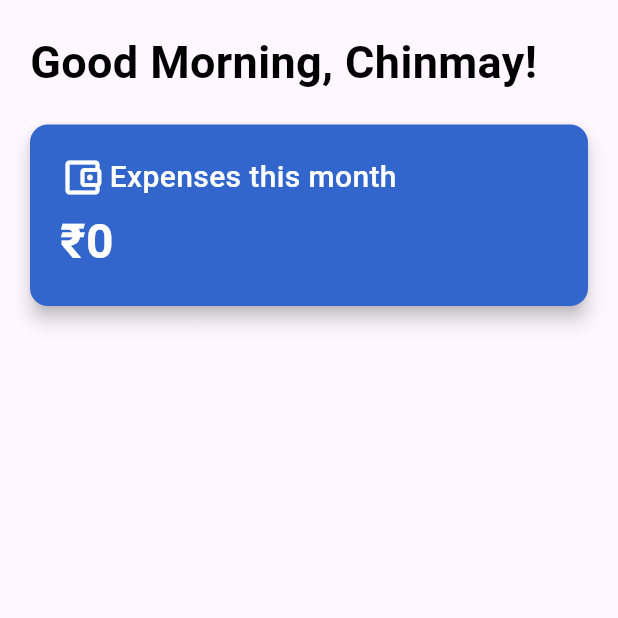
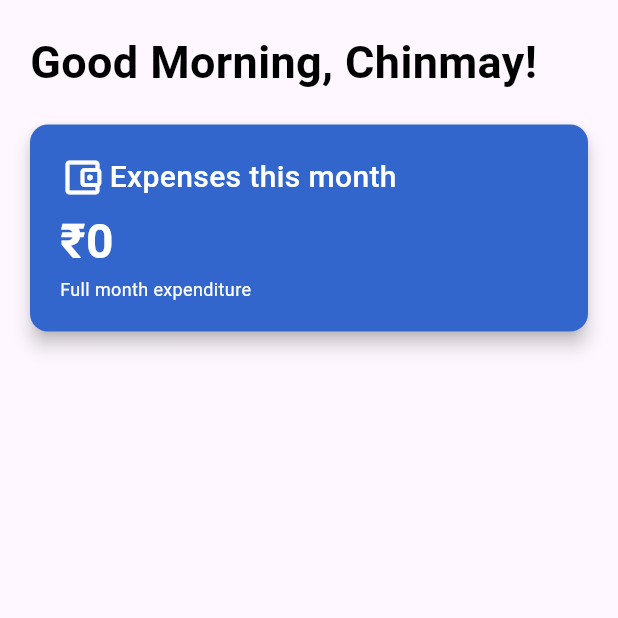
Before and after one commit to chinmaykarmokar/expense-app, a Flutter app: the Dashboard screen opened directly with empty values, on a phone screen of 412 x 824 dp, the top half of it. Run offline on Flutter 3.47's test engine with Material 3 defaults, Android fonts, the light colour scheme and no system bars; our stand-ins replace auto_route, dio, flutter_bloc; network calls fail.

Commit message:
Latest updates.

```diff
--- /dev/null
+++ b/lib/common/widgets/molecules/gesture_detector_widget.dart
@@ -0,0 +1,27 @@
+import "package:flutter/material.dart";
+import "package:chinmay_expenses_app/common/widgets/atoms/text_widget.dart";
+
+class GestureDetectorWidget extends StatelessWidget {
+  final dynamic text;
+  final double fontSize;
+  final int textColor;
+
+  const GestureDetectorWidget({
+    super.key,
+    required this.text,
+    this.fontSize = 15.0 ,
+    this.textColor = 0xFF000000
+  });
+
+  @override
+  Widget build(BuildContext context) {
+    return GestureDetector(
+      child: TextWidget(
+        text: text,
+        fontSize: fontSize,
+        textColor: textColor,
+      ),
+      onTap: () => {},
+    );
+  }
+}
--- /dev/null
+++ b/lib/config/routes/app_router.dart
@@ -0,0 +1,9 @@
+import "package:auto_route/auto_route.dart";
+
+@AutoRouterConfig()
+class AppRouter extends $AppRouter {
+  @override
+  List<AutoRoute> get routes => [
+
+  ];
+}
--- a/lib/features/dashboard/presentation/ui/dashboard_ui.dart
+++ b/lib/features/dashboard/presentation/ui/dashboard_ui.dart
@@ -6,6 +6,7 @@ import "package:chinmay_expenses_app/common/widgets/atoms/text_widget.dart";
 import "package:chinmay_expenses_app/common/widgets/atoms/icon_widget.dart";
 import "package:chinmay_expenses_app/common/widgets/atoms/sized_box_widget.dart";
 import "package:chinmay_expenses_app/common/widgets/molecules/card_widget.dart";
+import "package:chinmay_expenses_app/common/widgets/molecules/gesture_detector_widget.dart";
 
 class Dashboard extends StatelessWidget {
   final int totalExpense;
@@ -59,6 +60,11 @@ class Dashboard extends StatelessWidget {
                                   fontSize: 32.0,
                                   fontWeight: FontWeight.bold,
                                   textColor: 0xFFFFFFFF,
+                                ),
+                                const GestureDetectorWidget(
+                                    text: "Full month expenditure",
+                                    fontSize: 12.0,
+                                    textColor: 0xFFFFFFFF,
                                 )
                               ],
                             ),
--- a/pubspec.yaml
+++ b/pubspec.yaml
@@ -36,11 +36,15 @@ dependencies:
   # Use with the CupertinoIcons class for iOS style icons.
   cupertino_icons: ^1.0.6
   dio: ^5.4.3+1
+  auto_route: ^6.0.0
   flutter_bloc: ^8.1.6
 
 dev_dependencies:
   flutter_test:
     sdk: flutter
+
+  build_runner: ^2.3.3
+  auto_route_generator: ^6.0.0
 
   # The "flutter_lints" package below contains a set of recommended lints to
   # encourage good coding practices. The lint set provided by the package is
```
Also changed, not shown: pubspec.lock.
